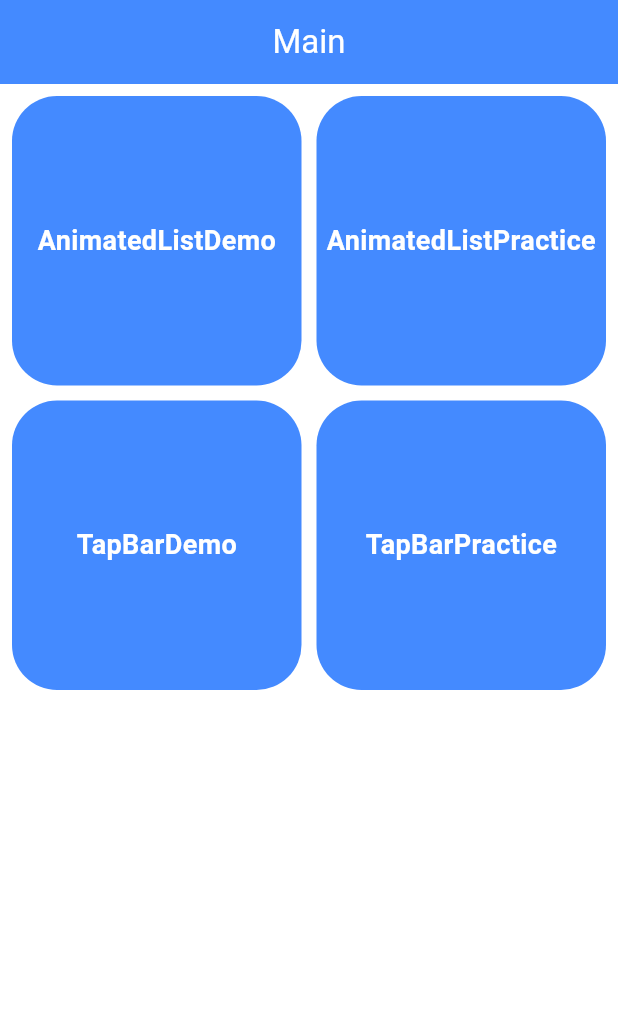
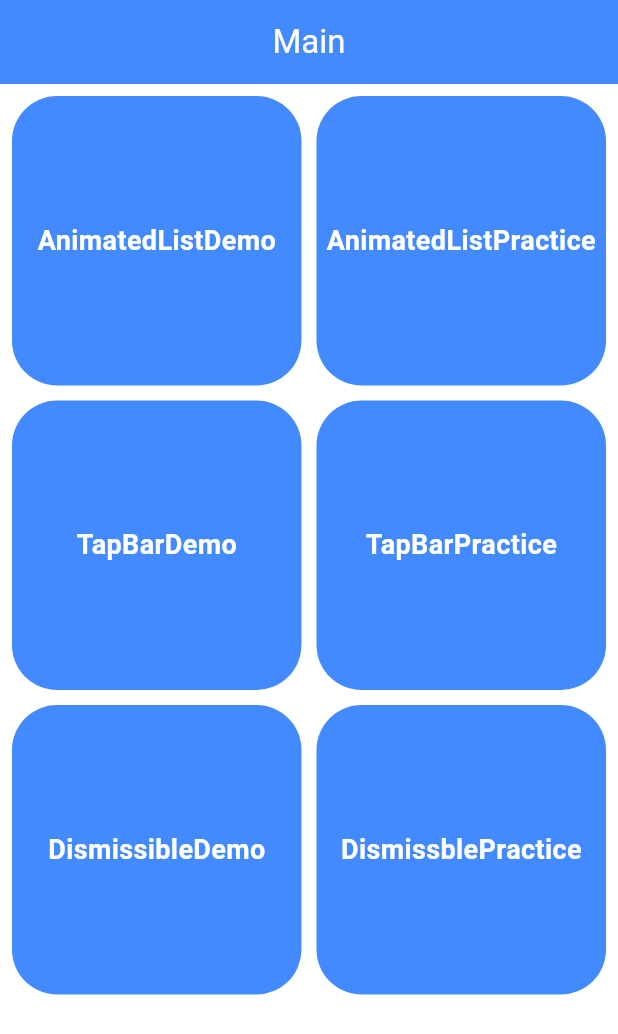
Before and after one commit to nahyunuk/flutter_organize_widget, a Flutter app: the screen it shows after launch, on a phone screen of 412 x 824 dp. Shown: the top 1034 px of the screen. Run offline on Flutter 3.47's test engine with Material 3 defaults, Android fonts, the phone set to English and light mode, and no system bars.

Commit message:
페이지 이동 추가

```diff
--- a/lib/home_page.dart
+++ b/lib/home_page.dart
@@ -1,8 +1,11 @@
 import 'package:flutter/material.dart';
 import 'package:flutter_organize_widget/AnimatedList/animated_list_demo.dart';
 import 'package:flutter_organize_widget/AnimatedList/animated_list_practice.dart';
+import 'package:flutter_organize_widget/Dismissible/dismissible_demo.dart';
+import 'package:flutter_organize_widget/Dismissible/dismissible_practice.dart';
 import 'package:flutter_organize_widget/TabBar/tab_bar_demo.dart';
 import 'package:flutter_organize_widget/TabBar/tab_bar_practice.dart';
+
 class HomePage extends StatefulWidget {
   const HomePage({super.key});
 
@@ -12,8 +15,6 @@ class HomePage extends StatefulWidget {
 
 class _HomePageState extends State<HomePage> {
   @override
-
-
   Widget build(BuildContext context) {
     Widget _buildListItem(BuildContext context, String title, Widget page) {
       return GestureDetector(
@@ -33,17 +34,23 @@ class _HomePageState extends State<HomePage> {
           child: Center(
             child: Text(
               title,
-              style: TextStyle(color: Colors.white,fontSize: 18,fontWeight: FontWeight.w600),
+              style: TextStyle(
+                  color: Colors.white,
+                  fontSize: 18,
+                  fontWeight: FontWeight.w600),
             ),
           ),
         ),
       );
     }
+
     List<Widget> items = [
       _buildListItem(context, 'AnimatedListDemo', AnimatedListDemo()),
       _buildListItem(context, 'AnimatedListPractice', AnimatedListPractice()),
       _buildListItem(context, 'TapBarDemo', TapBarDemo()),
       _buildListItem(context, 'TapBarPractice', TabBarPractice()),
+      _buildListItem(context, 'DismissibleDemo', DismissibleDemo()),
+      _buildListItem(context, 'DismissblePractice', DismissiblePractice()),
     ];
     return Scaffold(
       backgroundColor: Colors.white,
```
